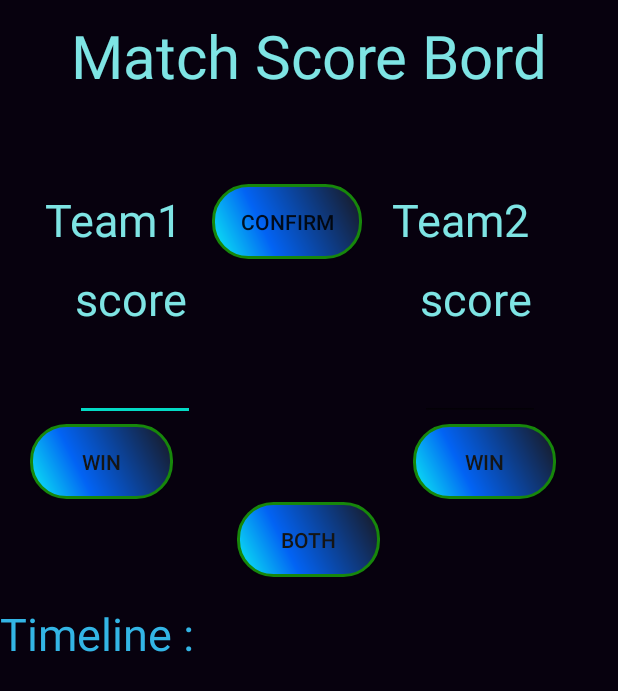
After one commit to MdTahmidh7/Score_Tracker, an Android app: the Card screen opened directly, with no data from a screen before it, on a phone screen of 412 x 824 dp. The commit adds this screen. Shown: the top 691 px of the screen. Run offline under Robolectric (Android 15) with nearby library versions, the phone set to English and light mode, and no system bars.

Commit message:
2nd commit Card game counter added in this version

```diff
--- a/app/src/main/AndroidManifest.xml
+++ b/app/src/main/AndroidManifest.xml
@@ -9,7 +9,8 @@
         android:roundIcon="@mipmap/ic_launcher_round"
         android:supportsRtl="true"
         android:theme="@style/AppTheme">
-        <activity android:name=".SecondActivity"></activity>
+        <activity android:name=".Card"></activity>
+        <activity android:name=".SecondActivity" />
         <activity android:name=".MainActivity" />
         <activity android:name=".SplashScreen">
             <intent-filter>
--- a/app/src/main/java/com/example/scoretracker/SplashScreen.java
+++ b/app/src/main/java/com/example/scoretracker/SplashScreen.java
@@ -30,7 +30,7 @@ public class SplashScreen extends AppCompatActivity {
         thread.start();
     }
     public void doWork(){
-        for(progress=1;progress<=100;progress=progress+.1){
+        for(progress=1;progress<=100;progress=progress+.3){
             try {
                 Thread.sleep(2);
                 progressBar.setProgress((int) progress);
--- a/app/src/main/res/drawable/otherbuttonbg.xml
+++ b/app/src/main/res/drawable/otherbuttonbg.xml
@@ -6,9 +6,9 @@
     <gradient
         android:angle="45"
         android:centerX="35%"
-        android:centerColor="#467DCF"
+        android:centerColor="#0263F4"
         android:startColor="#0CF2F2"
-        android:endColor="#C338FF"
+        android:endColor="#19161B"
         android:type="linear"
         />
     <padding
--- /dev/null
+++ b/app/src/main/res/layout/activity_card.xml
@@ -0,0 +1,176 @@
+<?xml version="1.0" encoding="utf-8"?>
+<LinearLayout xmlns:android="http://schemas.android.com/apk/res/android"
+    xmlns:app="http://schemas.android.com/apk/res-auto"
+    xmlns:tools="http://schemas.android.com/tools"
+    android:layout_width="match_parent"
+    android:layout_height="match_parent"
+    android:orientation="vertical"
+    android:background="#07010E"
+    tools:context=".Card">
+    <LinearLayout
+        android:layout_width="match_parent"
+        android:layout_height="wrap_content"
+        android:gravity="center"
+        android:layout_marginBottom="2dp">
+        <TextView
+            android:layout_width="wrap_content"
+            android:layout_height="wrap_content"
+            android:text="Match Score Bord"
+            android:textSize="40sp"
+            android:textColor="#7EE4E4"
+            android:layout_marginTop="10dp"
+            android:layout_marginBottom="10dp"
+            />
+    </LinearLayout>
+    <LinearLayout
+        android:layout_width="match_parent"
+        android:layout_height="wrap_content"
+        android:orientation="horizontal"
+        android:layout_marginBottom="2dp">
+        <TextView
+            android:layout_width="wrap_content"
+            android:layout_height="wrap_content"
+            android:text="Team1"
+            android:textSize="30sp"
+            android:textColor="#7EE4E4"
+            android:layout_marginTop="50dp"
+            android:layout_marginBottom="10dp"
+            android:layout_marginLeft="30dp"
+            />
+        <Button
+            android:id="@+id/button_Confirm"
+            android:layout_width="100dp"
+            android:layout_height="50dp"
+            android:layout_marginTop="45dp"
+            android:layout_marginLeft="20dp"
+            android:background="@drawable/otherbuttonbg"
+            android:text="Confirm"
+            />
+        <TextView
+            android:layout_width="wrap_content"
+            android:layout_height="wrap_content"
+            android:text="Team2"
+            android:textSize="30sp"
+            android:textColor="#7EE4E4"
+            android:layout_marginTop="50dp"
+            android:layout_marginBottom="10dp"
+            android:layout_marginLeft="20dp"
+            />
+    </LinearLayout>
+    <LinearLayout
+    android:layout_width="match_parent"
+    android:layout_height="wrap_content"
+    android:orientation="horizontal"
+    android:layout_marginBottom="2dp">
+        <ScrollView
+            android:layout_width="150dp"
+            android:layout_height="50dp"
+            android:layout_marginLeft="10dp">
+    <TextView
+        android:id="@+id/textView_Score1"
+        android:layout_width="wrap_content"
+        android:layout_height="wrap_content"
+        android:text="score"
+        android:textSize="30sp"
+        android:textColor="#7EE4E4"
+        android:layout_marginTop="0dp"
+        android:layout_marginBottom="10dp"
+        android:layout_marginLeft="40dp"
+        />
+        </ScrollView>
+
+        <ScrollView
+            android:layout_width="200dp"
+            android:layout_height="50dp"
+            android:layout_marginLeft="40dp">
+    <TextView
+        android:id="@+id/textview_Score2"
+        android:layout_width="100dp"
+        android:layout_height="50dp"
+        android:text="score"
+        android:textSize="30sp"
+        android:textColor="#7EE4E4"
+        android:layout_marginTop="0dp"
+        android:layout_marginBottom="10dp"
+        android:layout_marginLeft="80dp"
+        />
+        </ScrollView>
+</LinearLayout>
+    <LinearLayout
+        android:layout_width="match_parent"
+        android:layout_height="wrap_content"
+        android:orientation="horizontal"
+        android:layout_marginBottom="2dp">
+        <EditText
+            android:id="@+id/editText_Score1"
+            android:layout_width="80dp"
+            android:layout_height="50dp"
+            android:textSize="20sp"
+            android:textColor="#7EE4E4"
+            android:layout_marginTop="0dp"
+            android:layout_marginBottom="0dp"
+            android:layout_marginLeft="50dp"
+            android:inputType="numberDecimal"
+            />
+        <EditText
+            android:id="@+id/editText_Score2"
+            android:layout_width="80dp"
+            android:layout_height="50dp"
+            android:textSize="20sp"
+            android:textColor="#7EE4E4"
+            android:layout_marginTop="0dp"
+            android:layout_marginBottom="0dp"
+            android:layout_marginLeft="150dp"
+            android:inputType="numberDecimal"
+            />
+    </LinearLayout>
+    <LinearLayout
+        android:layout_width="match_parent"
+        android:layout_height="wrap_content"
+        android:orientation="horizontal"
+        android:layout_marginBottom="2dp">
+        <Button
+            android:layout_width="wrap_content"
+            android:layout_height="50dp"
+            android:id="@+id/button_winTeam1"
+            android:layout_marginLeft="20dp"
+            android:text="Win"
+            android:textColor="#151514"
+            android:background="@drawable/otherbuttonbg"
+            />
+        <Button
+            android:layout_width="wrap_content"
+            android:layout_height="50dp"
+            android:id="@+id/button_winTeam2"
+            android:layout_marginLeft="160dp"
+            android:text="win"
+            android:textColor="#151514"
+            android:background="@drawable/otherbuttonbg"
+            />
+    </LinearLayout>
+    <LinearLayout
+        android:layout_width="match_parent"
+        android:layout_height="wrap_content"
+        android:orientation="horizontal"
+        android:layout_marginBottom="2dp"
+        android:gravity="center">
+        <Button
+            android:layout_width="wrap_content"
+            android:layout_height="50dp"
+            android:id="@+id/button_winBothTeam"
+            android:text="Both"
+            android:textColor="#151514"
+            android:background="@drawable/otherbuttonbg"
+            />
+    </LinearLayout>
+   <TextView
+       android:layout_width="match_parent"
+       android:layout_height="match_parent"
+       android:id="@+id/textView_TimelineCard"
+       android:textSize="30sp"
+       android:textColor="@android:color/holo_blue_light"
+       android:text="Timeline : "
+       android:layout_marginTop="15dp"
+       />
+
+</LinearLayout>
--- a/app/src/main/res/menu/item_menu.xml
+++ b/app/src/main/res/menu/item_menu.xml
@@ -15,5 +15,10 @@
         android:title="About App"
         app:showAsAction="never"
         />
+    <item android:id="@+id/menu_Item_Card"
+        android:title="Card"
+        app:showAsAction="never"
+        />
+
 
 </menu>
```
Also changed, not shown: app/src/main/java/com/example/scoretracker/Card.java (added, +140 -0 lines), app/src/main/java/com/example/scoretracker/MainActivity.java (+4 -11 lines), app/src/main/res/layout/activity_main.xml (+3 -5 lines).
